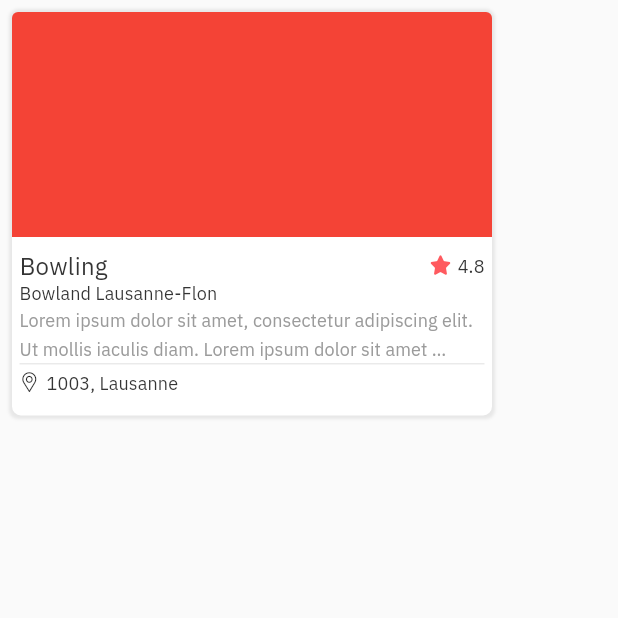
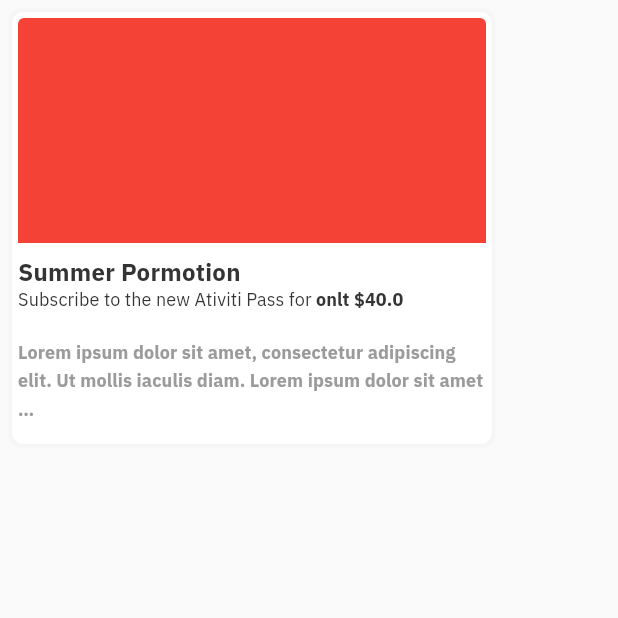
Before and after one commit to bhabinkh/ativiti, a Flutter app: the screen it shows after launch, on a phone screen of 412 x 824 dp, the top half of it. Run offline on Flutter 3.47's test engine with Material 2 defaults, Android fonts, the phone set to English and light mode, and no system bars.

Commit message:
promo component

```diff
--- a/lib/application.dart
+++ b/lib/application.dart
@@ -1,4 +1,4 @@
-import 'package:ativiti/components/box-components/boxActivityHalf.dart';
+import 'package:ativiti/components/box-components/BoxNewActivityPromo.dart';
 import 'package:flutter/material.dart';
 
 class Application extends StatelessWidget {
@@ -9,15 +9,12 @@ class Application extends StatelessWidget {
       home: Scaffold(
         body: Padding(
           padding: const EdgeInsets.all(8.0),
-          child: BoxActivity(
-            boxType: BoxType.FULL,
-            asset: "",
-            activity: 'Bowling',
-            location: '1003, Lausanne',
-            place: 'Bowland Lausanne-Flon',
+          child: BoxNewActivityPromo(
             description:
-                "Lorem ipsum dolor sit amet, consectetur adipiscing elit. Ut mollis iaculis diam. Lorem ipsum dolor sit amet …",
-            rating: 4.8,
+                'Lorem ipsum dolor sit amet, consectetur adipiscing elit. Ut mollis iaculis diam. Lorem ipsum dolor sit amet …',
+            imageUrl: "",
+            promotionName: 'Summer Pormotion',
+            subsciptionCharge: 40,
           ),
         ),
       ),
--- /dev/null
+++ b/lib/components/box-components/BlocActivity.dart
@@ -0,0 +1,36 @@
+import 'package:ativiti/themes/colors.dart';
+import 'package:flutter/material.dart';
+
+class BlocActivity extends StatelessWidget {
+  final String activityName;
+
+  const BlocActivity({Key key, @required this.activityName}) : super(key: key);
+
+  @override
+  Widget build(BuildContext context) {
+    return Container(
+      height: 109,
+      width: 149,
+      decoration: BoxDecoration(
+        color: AtivitiColors.white,
+        border: Border.all(
+          width: 1,
+        ),
+        borderRadius: BorderRadius.circular(6),
+      ),
+      child: Center(
+        child: Text(
+          activityName,
+          textAlign: TextAlign.center,
+          style: TextStyle(
+            fontFamily: 'IBMPlexSans',
+            fontWeight: FontWeight.w600,
+            height: 1.43,
+            letterSpacing: 0.09,
+            fontSize: 14,
+          ),
+        ),
+      ),
+    );
+  }
+}
--- /dev/null
+++ b/lib/components/box-components/BoxNewActivityPromo.dart
@@ -0,0 +1,101 @@
+import 'package:ativiti/themes/colors.dart';
+import 'package:ativiti/themes/typography.dart';
+import 'package:flutter/material.dart';
+
+class BoxNewActivityPromo extends StatelessWidget {
+  final String imageUrl;
+  final String promotionName;
+  final double subsciptionCharge;
+  final String description;
+
+  const BoxNewActivityPromo({
+    Key key,
+    @required this.imageUrl,
+    @required this.promotionName,
+    @required this.subsciptionCharge,
+    @required this.description,
+  }) : super(key: key);
+  @override
+  Widget build(BuildContext context) {
+    return Container(
+      padding: EdgeInsets.all(4),
+      decoration: BoxDecoration(
+        borderRadius: BorderRadius.circular(8),
+        boxShadow: [
+          BoxShadow(
+            color: AtivitiColors.brownGrey.withOpacity(0.06),
+            spreadRadius: 2,
+            blurRadius: 1,
+          )
+        ],
+        color: AtivitiColors.white,
+      ),
+      width: 320,
+      child: Column(
+        mainAxisSize: MainAxisSize.min,
+        children: <Widget>[
+          Container(
+            height: 150,
+            decoration: BoxDecoration(
+                color: Colors.red,
+                borderRadius: BorderRadius.only(
+                  topLeft: Radius.circular(4),
+                  topRight: Radius.circular(4),
+                )
+                // TODO change asset with color
+                ),
+          ),
+          Container(
+            padding: EdgeInsets.only(top: 9),
+            child: Column(
+              crossAxisAlignment: CrossAxisAlignment.start,
+              children: <Widget>[
+                Text(
+                  promotionName,
+                  style: AtivitiTypography.h4TitleMenuBlack,
+                ),
+                RichText(
+                  text: TextSpan(
+                    children: [
+                      TextSpan(
+                        text: 'Subscribe to the new Ativiti Pass for ',
+                        style: TextStyle(
+                          fontFamily: 'IBMPlexSans',
+                          fontSize: 12,
+                          height: 1.33,
+                          letterSpacing: 0.08,
+                          color: AtivitiColors.black,
+                        ),
+                      ),
+                      TextSpan(
+                        text: 'onlt \$${subsciptionCharge.toString()}',
+                        style: TextStyle(
+                          fontFamily: 'IBMPlexSans',
+                          fontSize: 12,
+                          height: 1.33,
+                          letterSpacing: 0.08,
+                          color: AtivitiColors.black,
+                          fontWeight: FontWeight.bold,
+                        ),
+                      )
+                    ],
+                  ),
+                ),
+                SizedBox(
+                  height: 17,
+                ),
+                Padding(
+                  padding: const EdgeInsets.only(bottom: 11.0),
+                  child: Text(
+                    description,
+                    style: AtivitiTypography.h6LabelGrey,
+                  ),
+                )
+              ],
+            ),
+          )
+        ],
+      ),
+    );
+  }
+}
--- a/lib/themes/typography.dart
+++ b/lib/themes/typography.dart
@@ -21,7 +21,7 @@ class AtivitiTypography {
   static TextStyle mobileTitleWhite = TextStyle(
     fontFamily: 'IBMPlexSans',
     fontSize: 26,
-    fontWeight: FontWeight.w500,
+    fontWeight: FontWeight.w600,
     letterSpacing: 0.12,
     height: 1.92,
     color: AtivitiColors.black,
@@ -30,7 +30,7 @@ class AtivitiTypography {
   static TextStyle h3CenterTitleBlack = TextStyle(
     fontFamily: 'IBMPlexSans',
     fontSize: 20,
-    fontWeight: FontWeight.w500,
+    fontWeight: FontWeight.w600,
     height: 2.5,
     letterSpacing: .09,
     color: AtivitiColors.black,
@@ -92,7 +92,7 @@ class AtivitiTypography {
   static TextStyle h4TitleMenuBlack = TextStyle(
     fontFamily: 'IBMPlexSans',
     fontSize: 16,
-    fontWeight: FontWeight.w500,
+    fontWeight: FontWeight.w600,
     height: 1.25,
     letterSpacing: .18,
     color: AtivitiColors.black,
@@ -126,7 +126,7 @@ class AtivitiTypography {
 
   static TextStyle mobileBoldWhite =
       AtivitiTypography.mobileGreyRegularCenter.copyWith(
-    fontWeight: FontWeight.w500,
+    fontWeight: FontWeight.w600,
     color: AtivitiColors.white,
   );
 
@@ -148,7 +148,7 @@ class AtivitiTypography {
   static TextStyle h4TitleMenuGreyWhen = TextStyle(
     fontFamily: 'IBMPlexSans',
     fontSize: 14,
-    fontWeight: FontWeight.w500,
+    fontWeight: FontWeight.w600,
     letterSpacing: 0.16,
     height: 1.43,
     color: AtivitiColors.brownGrey,
@@ -157,7 +157,7 @@ class AtivitiTypography {
   static TextStyle h5TitleBold = TextStyle(
     fontFamily: 'IBMPlexSans',
     fontSize: 14,
-    fontWeight: FontWeight.w500,
+    fontWeight: FontWeight.w600,
     letterSpacing: 0.09,
     height: 1.93,
     color: AtivitiColors.black,
@@ -175,7 +175,7 @@ class AtivitiTypography {
   static TextStyle regularTextDarkMedium = TextStyle(
     fontFamily: 'Rubik',
     fontSize: 14,
-    fontWeight: FontWeight.w500,
+    fontWeight: FontWeight.w600,
     letterSpacing: 0.09,
     height: 1.5,
     color: Color(0xff252631),
@@ -244,14 +244,14 @@ class AtivitiTypography {
   static TextStyle sFProTextMedium8 = TextStyle(
     fontFamily: 'SFProText',
     fontSize: 8,
-    fontWeight: FontWeight.w500,
+    fontWeight: FontWeight.w600,
     height: .15,
     color: Color(0xff989898),
   );
   static TextStyle h6LabelWhite = TextStyle(
     fontFamily: 'IBMPlexSans',
     fontSize: 12,
-    fontWeight: FontWeight.w500,
+    fontWeight: FontWeight.w600,
     height: 1.33,
     color: AtivitiColors.white,
     letterSpacing: .08,
--- a/pubspec.yaml
+++ b/pubspec.yaml
@@ -58,9 +58,9 @@ flutter:
           style: italic
         - asset: assets/fonts/IBMPlexSans-Bold.ttf
           weight: 700
-    - family:  AtivitiIcons
+    - family: AtivitiIcons
       fonts:
-       - asset: assets/fonts/AtivitiIcons.ttf
+        - asset: assets/fonts/AtivitiIcons.ttf
     # - family: Trajan Pro
     #   fonts:
     #     - asset: fonts/TrajanPro.ttf
```
Also changed, not shown: lib/components/box-components/boxActivity.dart (renamed from lib/components/box-components/boxActivityHalf.dart).
